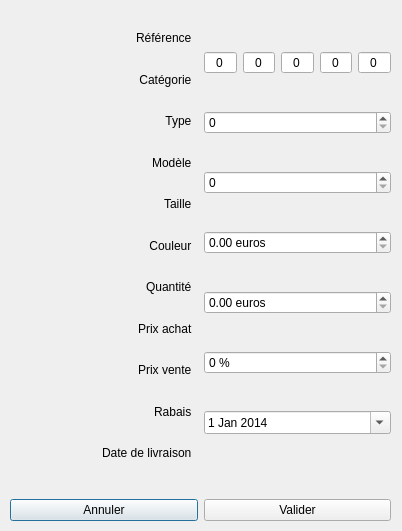
pawamoy/gestion-de-stock, file GestionDeStock/ajoutstock.ui: the form before one commit.
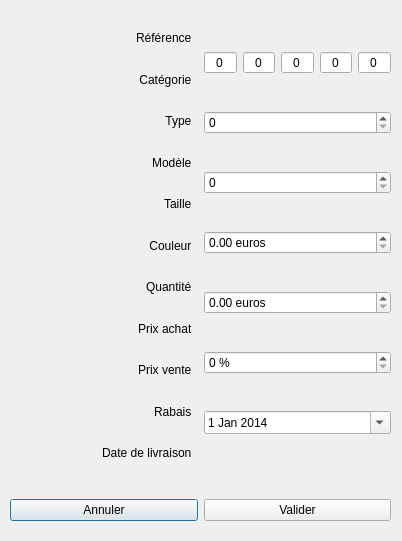
The form after the commit. Icons and pictures are not drawn.

```diff
--- a/GestionDeStock/ajoutstock.ui
+++ b/GestionDeStock/ajoutstock.ui
@@ -10,7 +10,7 @@
     <x>0</x>
     <y>0</y>
     <width>402</width>
-    <height>531</height>
+    <height>541</height>
    </rect>
   </property>
   <property name="windowTitle">
```
Left out of the diff: 18 changed lines with no effect on the pictures.
